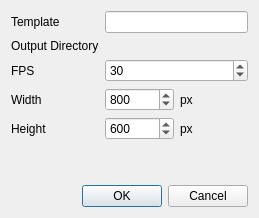
First picture: the form in src/ui/3d/animationexport3ddialog.ui, repository qgis/QGIS, before the edit.
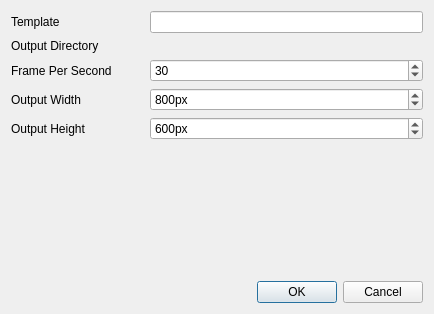
Second picture: the form after the edit. Custom widgets are drawn as their Qt base class.

What changed in the file:
```diff
--- a/src/ui/3d/animationexport3ddialog.ui
+++ b/src/ui/3d/animationexport3ddialog.ui
@@ -6,8 +6,8 @@
    <rect>
     <x>0</x>
     <y>0</y>
-    <width>259</width>
-    <height>218</height>
+    <width>434</width>
+    <height>314</height>
    </rect>
   </property>
   <property name="windowTitle">
@@ -17,6 +17,40 @@
    <bool>true</bool>
   </property>
   <layout class="QGridLayout" name="gridLayout">
+   <item row="1" column="1" colspan="2">
+    <widget class="QgsFileWidget" name="mOutputDirFileWidget" native="true"/>
+   </item>
+   <item row="4" column="0">
+    <widget class="QLabel" name="mHeightLabel">
+     <property name="text">
+      <string>Output Height</string>
+     </property>
+     <property name="buddy">
+      <cstring>mHeightSpinBox</cstring>
+     </property>
+    </widget>
+   </item>
+   <item row="2" column="0">
+    <widget class="QLabel" name="mFpsLabel">
+     <property name="text">
+      <string>Frame Per Second</string>
+     </property>
+    </widget>
+   </item>
+   <item row="0" column="1" colspan="2">
+    <widget class="QLineEdit" name="mTemplateLineEdit">
+     <property name="toolTip">
+      <string>Number of # represents number of digits (e.g. frame###.png -&gt; frame001.png)</string>
+     </property>
+    </widget>
+   </item>
+   <item row="1" column="0">
+    <widget class="QLabel" name="mOutputDirLabel">
+     <property name="text">
+      <string>Output Directory</string>
+     </property>
+    </widget>
+   </item>
    <item row="0" column="0">
     <widget class="QLabel" name="textLabel1">
      <property name="text">
@@ -27,28 +61,8 @@
      </property>
     </widget>
    </item>
-   <item row="0" column="1">
-    <widget class="QLineEdit" name="mTemplateLineEdit"/>
-   </item>
-   <item row="1" column="0">
-    <widget class="QLabel" name="textLabel1_2">
-     <property name="text">
-      <string>Output Directory</string>
-     </property>
-    </widget>
-   </item>
-   <item row="1" column="1">
-    <widget class="QgsFileWidget" name="mOutputDirFileWidget" native="true"/>
-   </item>
-   <item row="2" column="0">
-    <widget class="QLabel" name="textLabel2">
-     <property name="text">
-      <string>FPS</string>
-     </property>
-    </widget>
-   </item>
-   <item row="2" column="1">
-    <widget class="QSpinBox" name="mFpsSpinBox">
+   <item row="2" column="1" colspan="2">
+    <widget class="QgsSpinBox" name="mFpsSpinBox">
      <property name="minimum">
       <number>1</number>
      </property>
@@ -60,17 +74,18 @@
    <item row="3" column="0">
     <widget class="QLabel" name="mLengthLabel">
      <property name="text">
-      <string>Width</string>
+      <string>Output Width</string>
      </property>
      <property name="buddy">
       <cstring>mWidthSpinBox</cstring>
      </property>
     </widget>
    </item>
-   <item row="3" column="1">
-    <layout class="QHBoxLayout" name="horizontalLayout">
-     <item>
-      <widget class="QSpinBox" name="mWidthSpinBox">
+   <item row="3" column="1" colspan="2">
+    <widget class="QgsSpinBox" name="mWidthSpinBox">
+     <property name="suffix">
+      <string>px</string>
+     </property>
        <property name="minimum">
         <number>100</number>
        </property>
@@ -85,29 +100,11 @@
        </property>
       </widget>
      </item>
-     <item>
-      <widget class="QLabel" name="label">
-       <property name="text">
+   <item row="4" column="1" colspan="2">
+    <widget class="QgsSpinBox" name="mHeightSpinBox">
+     <property name="suffix">
         <string>px</string>
        </property>
-      </widget>
-     </item>
-    </layout>
-   </item>
-   <item row="4" column="0">
-    <widget class="QLabel" name="mPrecLabel">
-     <property name="text">
-      <string>Height</string>
-     </property>
-     <property name="buddy">
-      <cstring>mHeightSpinBox</cstring>
-     </property>
-    </widget>
-   </item>
-   <item row="4" column="1">
-    <layout class="QHBoxLayout" name="horizontalLayout_2">
-     <item>
-      <widget class="QSpinBox" name="mHeightSpinBox">
        <property name="minimum">
         <number>100</number>
        </property>
@@ -122,16 +119,7 @@
        </property>
       </widget>
      </item>
-     <item>
-      <widget class="QLabel" name="label_2">
-       <property name="text">
-        <string>px</string>
-       </property>
-      </widget>
-     </item>
-    </layout>
-   </item>
-   <item row="5" column="1">
+   <item row="5" column="0">
     <spacer name="verticalSpacer">
      <property name="orientation">
       <enum>Qt::Vertical</enum>
@@ -144,7 +132,7 @@
      </property>
     </spacer>
    </item>
-   <item row="6" column="0" colspan="2">
+   <item row="6" column="0" colspan="3">
     <widget class="QDialogButtonBox" name="mButtonBox">
      <property name="standardButtons">
       <set>QDialogButtonBox::Cancel|QDialogButtonBox::Ok</set>
@@ -161,6 +149,11 @@
    <header>qgsfilewidget.h</header>
    <container>1</container>
   </customwidget>
+  <customwidget>
+   <class>QgsSpinBox</class>
+   <extends>QSpinBox</extends>
+   <header location="global">qgsspinbox.h</header>
+  </customwidget>
  </customwidgets>
  <tabstops>
   <tabstop>mTemplateLineEdit</tabstop>
```
Left out of the diff: 4 changed lines with no effect on the pictures. Lines whose indentation alone changed are shown as unchanged.
